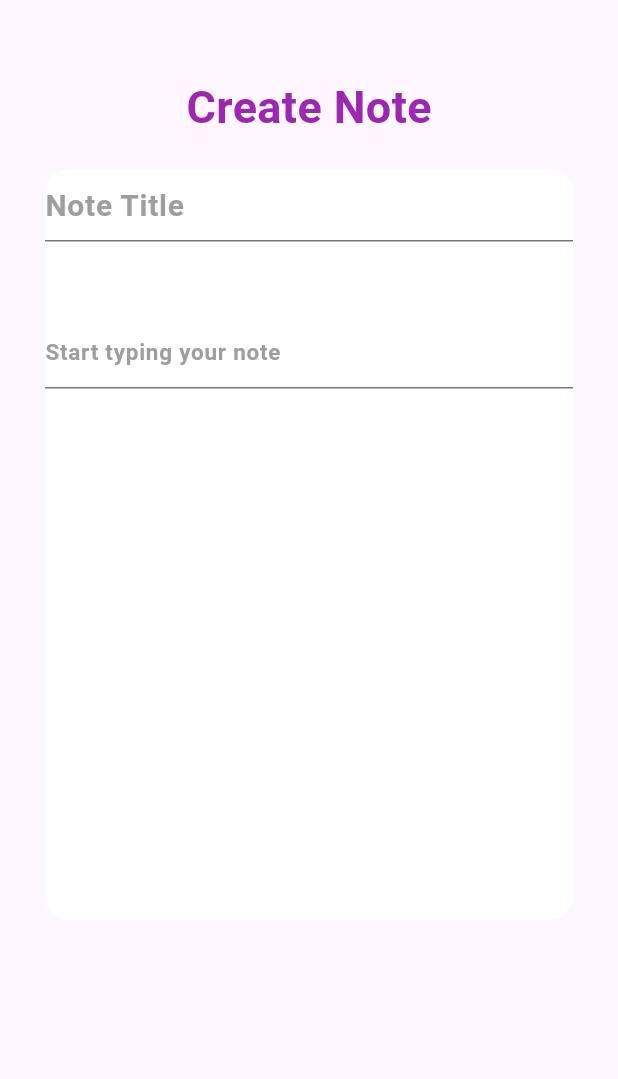
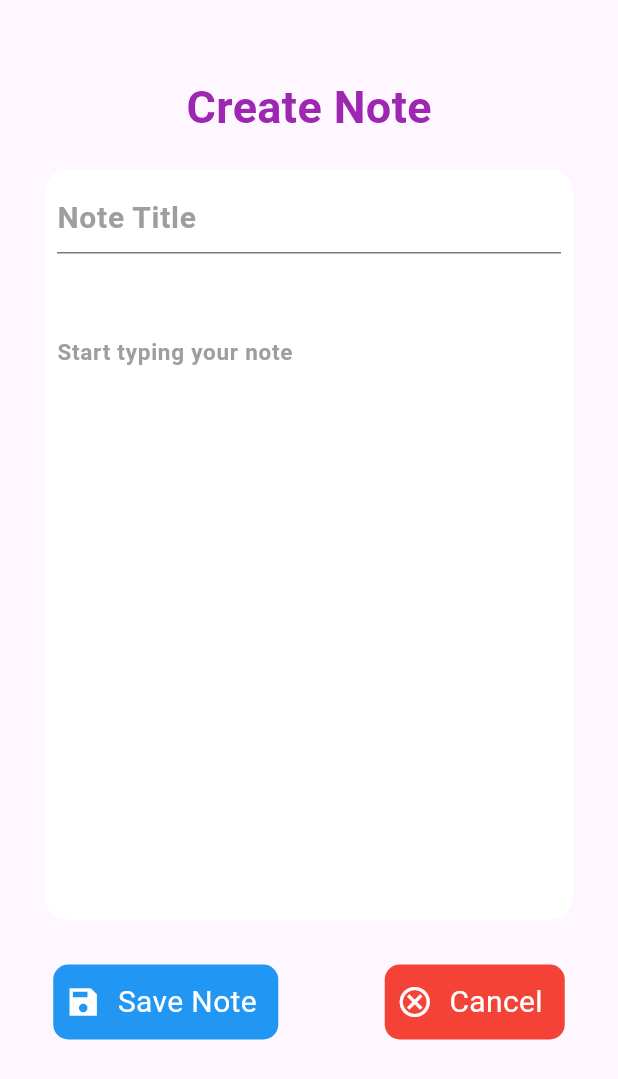
Before and after one commit to SANGH2021/notes_flow, a Flutter app: the AddReadDeleteUpdatePage screen opened directly, on a phone screen of 412 x 824 dp. Shown: the top 1079 px of the screen. Run offline on Flutter 3.47's test engine with Material 3 defaults, Android fonts, the phone set to English and light mode, and no system bars.

Commit message:
notes update page

```diff
--- a/lib/main.dart
+++ b/lib/main.dart
@@ -21,7 +21,7 @@ class MyApp extends StatelessWidget {
 
         colorScheme: ColorScheme.fromSeed(seedColor: Colors.deepPurple),
       ),
-      home: SplashScreen(),
+      home: AddReadDeleteUpdatePage(),
     );
   }
 }
--- a/lib/screens/add_read_delete_update_page.dart
+++ b/lib/screens/add_read_delete_update_page.dart
@@ -1,51 +1,122 @@
 import 'package:flutter/material.dart';
+
 class AddReadDeleteUpdatePage extends StatelessWidget {
   AddReadDeleteUpdatePage({super.key});
 
-   final TextEditingController noteTitleTextEditingController = TextEditingController();
-
-
+  final TextEditingController noteTitleTextEditingController =      TextEditingController();
+  final TextEditingController noteDescTextEditingController =      TextEditingController();
 
   @override
   Widget build(BuildContext context) {
     return Scaffold(
       body: SingleChildScrollView(
-        child: Column(children: [
-          SizedBox(height: 50,),
-          Text("Create Note", style: TextStyle(
+        child: Column(
+          children: [
+            SizedBox(height: 50),
+            Text(
+              "Create Note",
+              style: TextStyle(
                 fontSize: 30,
                 fontWeight: FontWeight.bold,
                 color: Colors.purple,
-          ),),
-          SizedBox(height: 20,),
+              ),
+            ),
+            SizedBox(height: 20),
             Padding(
               padding: const EdgeInsets.symmetric(horizontal: 30),
               child: Container(
                 height: 500,
                 decoration: BoxDecoration(
                   borderRadius: BorderRadius.circular(15),
-                color: Colors.white
+                  color: Colors.white,
                 ),
-              child: Column(children: [
-                TextField(
+                child: Column(
+                  children: [
+                    Padding(
+                      padding: const EdgeInsets.all(8.0),
+                      child: TextField(
                         controller: noteTitleTextEditingController,
                         decoration: InputDecoration(
-                      hintText: "Note Title" , hintStyle: TextStyle(fontSize: 20, fontWeight: FontWeight.bold,color: Colors.grey)
-                  ,),
-                ),
-                SizedBox(height: 50,),
-                TextField(
-                  controller: noteTitleTextEditingController,
-                  decoration: InputDecoration(
-                      hintText: "Start typing your note" , hintStyle: TextStyle(fontSize: 15, fontWeight: FontWeight.bold,color: Colors.grey)
+                          hintText: "Note Title",
+                          hintStyle: TextStyle(
+                            fontSize: 20,
+                            fontWeight: FontWeight.bold,
+                            color: Colors.grey,
                           ),
                         ),
-              ],)
                       ),
-          )
-        ],),
                     ),
+                    SizedBox(height: 30),
+                    Padding(
+                      padding: const EdgeInsets.all(8.0),
+                      child: TextField(
+                        controller: noteDescTextEditingController,
+                        keyboardType: TextInputType.multiline,
+                        maxLines: 15,
+                        decoration: InputDecoration(
+                          border: InputBorder.none,
 
+                          hintText: "Start typing your note",
+                          hintStyle: TextStyle(
+                            fontSize: 15,
+                            fontWeight: FontWeight.bold,
+                            color: Colors.grey,
+                          ),
+                        ),
+                      ),
+                    ),
+                  ],
+                ),
+              ),
+            ),
+            SizedBox(height: 30),
+            Row(mainAxisAlignment: MainAxisAlignment.spaceAround,
+              children: [
+                InkWell(onTap: (){},
+                  child: Container(
+                    height: 50,
+                    width: 150,
+                    decoration: BoxDecoration(borderRadius: BorderRadius.circular(10),color: Colors.blue),
+                    child: Row(
+                      children: [
+                        Padding(
+                          padding: const EdgeInsets.all(8.0),
+                          child: Icon(Icons.save_sharp, color: Colors.white),
+                        ),
+                        SizedBox(width: 3),
+                        Text(
+                          "Save Note",
+                          style: TextStyle(color: Colors.white, fontSize: 20),
+                        ),
+                      ],
+                    ),
+                  ),
+                ),
+                InkWell(onTap: (){},
+                  child: Container(
+                    height: 50,
+                    width: 120,
+                    decoration: BoxDecoration(borderRadius: BorderRadius.circular(10),color: Colors.red),
+                    child: Row(
+                      children: [
+                        Padding(
+                          padding: const EdgeInsets.all(8.0),
+                          child: Icon(Icons.cancel_outlined, color: Colors.white),
+                        ),
+                        SizedBox(width: 3),
+                        Text(
+                          "Cancel",
+                          style: TextStyle(color: Colors.white, fontSize: 20),
+                        ),
+                      ],
+                    ),
+                  ),
+                ),
+              ],
+            ),
+          ],
+        ),
+      ),
     );
   }
 }
--- a/pubspec.yaml
+++ b/pubspec.yaml
@@ -34,6 +34,10 @@ dependencies:
   # The following adds the Cupertino Icons font to your application.
   # Use with the CupertinoIcons class for iOS style icons.
   cupertino_icons: ^1.0.8
+  sqflite: ^2.4.2
+  path: ^1.9.1
+  path_provider: ^2.1.5
+  provider: ^6.1.5+1
 
 dev_dependencies:
   flutter_test:
```
Also changed, not shown: pubspec.lock, 2 other files. Lines whose indentation alone changed are shown as unchanged.
